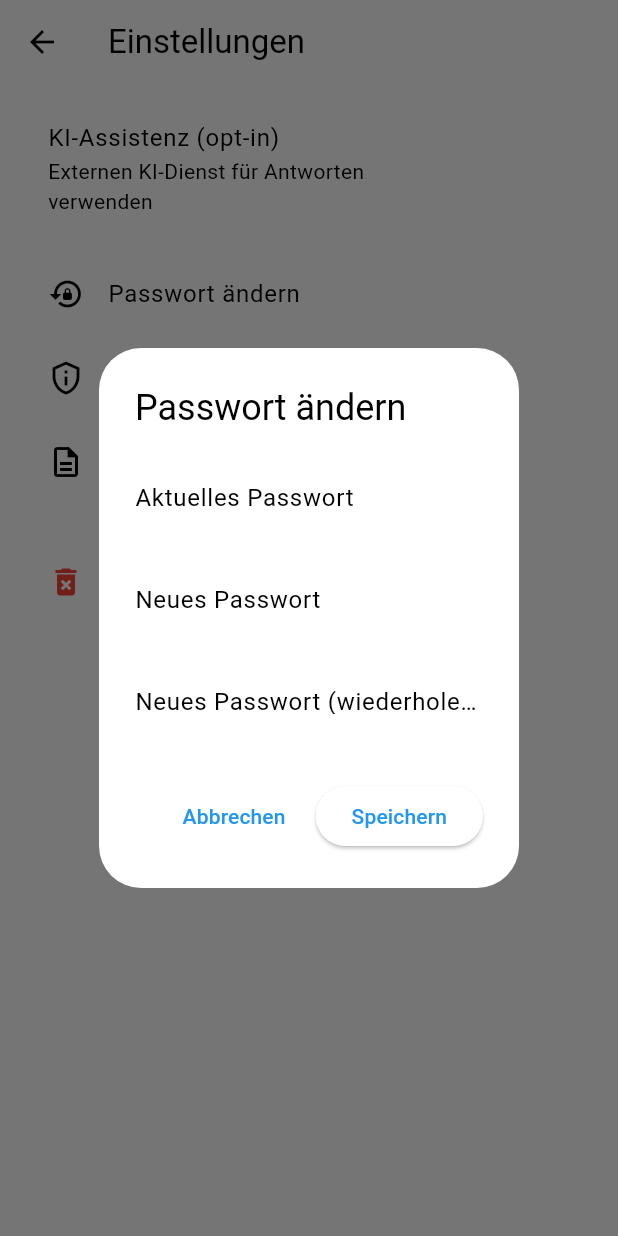
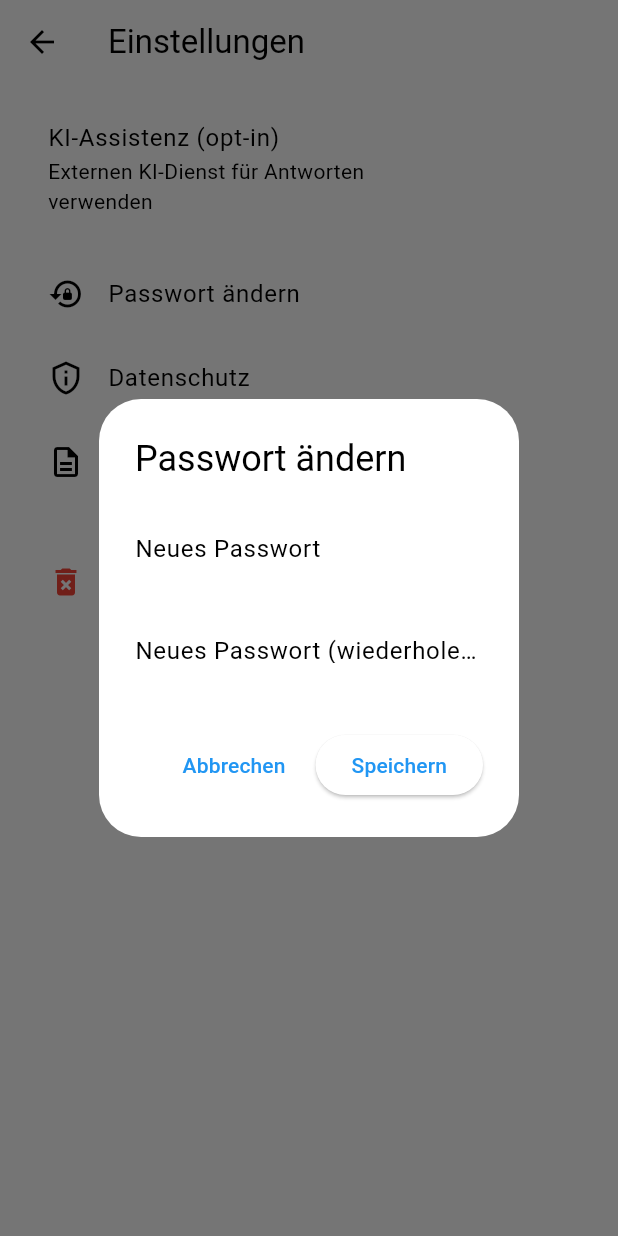
Before and after one commit to LucaMucre/progresso, a Flutter app: the SettingsPage screen opened directly, after a tap on "Passwort ändern", on a phone screen of 412 x 824 dp. Run offline on Flutter 3.47's test engine with Material 3 defaults, Android fonts, the phone set to English and light mode, and no system bars; our stand-ins replace flutter_dotenv, flutter_riverpod, image_picker, riverpod_annotation, shared_preferences, supabase_flutter; missing offline and left inert: dart:html, flutter_quill; accounts and stored records are empty; generated files the repository leaves out were written again; network calls fail; statements that could not run were skipped.

Commit message:
ux(settings): remove old password field in change-password dialog; only require new password + confirmation

```diff
--- a/lib/settings_page.dart
+++ b/lib/settings_page.dart
@@ -14,7 +14,6 @@ class SettingsPage extends StatefulWidget {
 class _SettingsPageState extends State<SettingsPage> {
   bool _assistOptIn = false;
   bool _loading = true;
-  final _oldPwCtrl = TextEditingController();
   final _newPwCtrl = TextEditingController();
   final _newPw2Ctrl = TextEditingController();
 
@@ -42,12 +41,6 @@ class _SettingsPageState extends State<SettingsPage> {
             child: Column(
               mainAxisSize: MainAxisSize.min,
               children: [
-                TextField(
-                  controller: _oldPwCtrl,
-                  decoration: const InputDecoration(labelText: 'Aktuelles Passwort'),
-                  obscureText: true,
-                ),
-                const SizedBox(height: 12),
                 TextField(
                   controller: _newPwCtrl,
                   decoration: const InputDecoration(labelText: 'Neues Passwort'),
@@ -93,7 +86,6 @@ class _SettingsPageState extends State<SettingsPage> {
         );
       },
     );
-    _oldPwCtrl.clear();
     _newPwCtrl.clear();
     _newPw2Ctrl.clear();
   }
```
